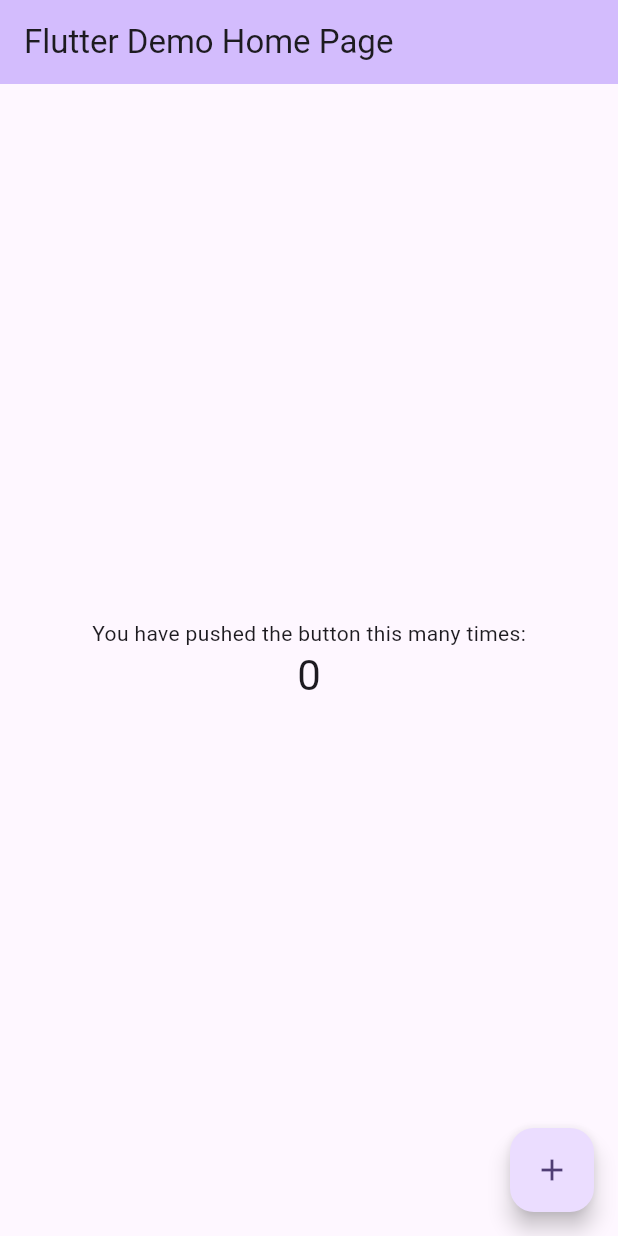
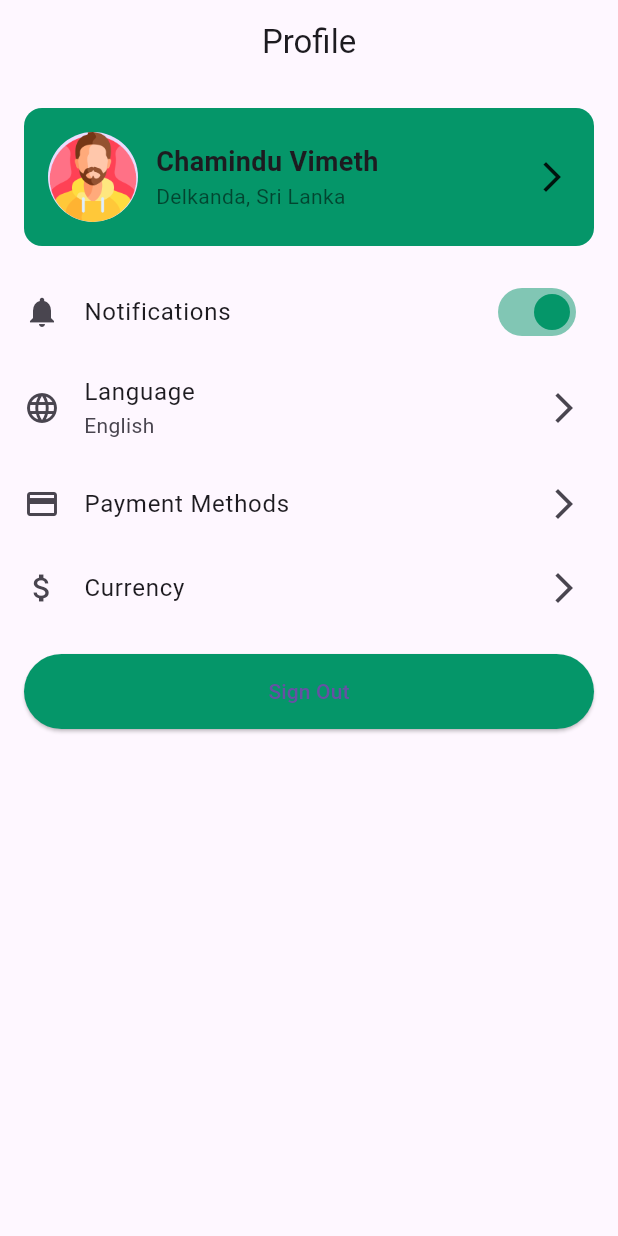
Before and after one commit to EnoshPerera/CeylonSphere, a Flutter app: the screen it shows after launch, on a phone screen of 412 x 824 dp. Run offline on Flutter 3.47's test engine with Material 3 defaults, Android fonts, the phone set to English and light mode, and no system bars; our stand-ins replace image_picker, shared_preferences.

Commit message:
Setup basic structure with screens, routes, and assets folder for User Profile app
- Created `main.dart` with MaterialApp setup for routing.
- Defined routes in `routes.dart` for easy navigation.
- Added `ProfileScreen` and `EditProfileScreen` in `screens/` folder.
- Configured assets folder to manage static files like images.
- Updated `pubspec.yaml` to include shared preferences and asset references.

```diff
--- a/lib/main.dart
+++ b/lib/main.dart
@@ -1,4 +1,5 @@
 import 'package:flutter/material.dart';
+import 'package:user_profile_page/routes.dart'; // Import your routes file
 
 void main() {
   runApp(const MyApp());
@@ -7,116 +8,13 @@ void main() {
 class MyApp extends StatelessWidget {
   const MyApp({super.key});
 
-  // This widget is the root of your application.
   @override
   Widget build(BuildContext context) {
     return MaterialApp(
-      title: 'Flutter Demo',
-      theme: ThemeData(
-        // This is the theme of your application.
-        //
-        // TRY THIS: Try running your application with "flutter run". You'll see
-        // the application has a purple toolbar. Then, without quitting the app,
-        // try changing the seedColor in the colorScheme below to Colors.green
-        // and then invoke "hot reload" (save your changes or press the "hot
-        // reload" button in a Flutter-supported IDE, or press "r" if you used
-        // the command line to start the app).
-        //
-        // Notice that the counter didn't reset back to zero; the application
-        // state is not lost during the reload. To reset the state, use hot
-        // restart instead.
-        //
-        // This works for code too, not just values: Most code changes can be
-        // tested with just a hot reload.
-        colorScheme: ColorScheme.fromSeed(seedColor: Colors.deepPurple),
-      ),
-      home: const MyHomePage(title: 'Flutter Demo Home Page'),
+      title: 'UserProfile',
+      theme: ThemeData.light(),
+      initialRoute: '/profile', // Set the initial route to the profile screen
+      routes: AppRoutes.routes, // Use the defined routes
     );
   }
 }
-
-class MyHomePage extends StatefulWidget {
-  const MyHomePage({super.key, required this.title});
-
-  // This widget is the home page of your application. It is stateful, meaning
-  // that it has a State object (defined below) that contains fields that affect
-  // how it looks.
-
-  // This class is the configuration for the state. It holds the values (in this
-  // case the title) provided by the parent (in this case the App widget) and
-  // used by the build method of the State. Fields in a Widget subclass are
-  // always marked "final".
-
-  final String title;
-
-  @override
-  State<MyHomePage> createState() => _MyHomePageState();
-}
-
-class _MyHomePageState extends State<MyHomePage> {
-  int _counter = 0;
-
-  void _incrementCounter() {
-    setState(() {
-      // This call to setState tells the Flutter framework that something has
-      // changed in this State, which causes it to rerun the build method below
-      // so that the display can reflect the updated values. If we changed
-      // _counter without calling setState(), then the build method would not be
-      // called again, and so nothing would appear to happen.
-      _counter++;
-    });
-  }
-
-  @override
-  Widget build(BuildContext context) {
-    // This method is rerun every time setState is called, for instance as done
-    // by the _incrementCounter method above.
-    //
-    // The Flutter framework has been optimized to make rerunning build methods
-    // fast, so that you can just rebuild anything that needs updating rather
-    // than having to individually change instances of widgets.
-    return Scaffold(
-      appBar: AppBar(
-        // TRY THIS: Try changing the color here to a specific color (to
-        // Colors.amber, perhaps?) and trigger a hot reload to see the AppBar
-        // change color while the other colors stay the same.
-        backgroundColor: Theme.of(context).colorScheme.inversePrimary,
-        // Here we take the value from the MyHomePage object that was created by
-        // the App.build method, and use it to set our appbar title.
-        title: Text(widget.title),
-      ),
-      body: Center(
-        // Center is a layout widget. It takes a single child and positions it
-        // in the middle of the parent.
-        child: Column(
-          // Column is also a layout widget. It takes a list of children and
-          // arranges them vertically. By default, it sizes itself to fit its
-          // children horizontally, and tries to be as tall as its parent.
-          //
-          // Column has various properties to control how it sizes itself and
-          // how it positions its children. Here we use mainAxisAlignment to
-          // center the children vertically; the main axis here is the vertical
-          // axis because Columns are vertical (the cross axis would be
-          // horizontal).
-          //
-          // TRY THIS: Invoke "debug painting" (choose the "Toggle Debug Paint"
-          // action in the IDE, or press "p" in the console), to see the
-          // wireframe for each widget.
-          mainAxisAlignment: MainAxisAlignment.center,
-          children: <Widget>[
-            const Text('You have pushed the button this many times:'),
-            Text(
-              '$_counter',
-              style: Theme.of(context).textTheme.headlineMedium,
-            ),
-          ],
-        ),
-      ),
-      floatingActionButton: FloatingActionButton(
-        onPressed: _incrementCounter,
-        tooltip: 'Increment',
-        child: const Icon(Icons.add),
-      ), // This trailing comma makes auto-formatting nicer for build methods.
-    );
-  }
-}
--- /dev/null
+++ b/lib/routes.dart
@@ -0,0 +1,10 @@
+import 'package:flutter/material.dart';
+import 'screens/profile_screen.dart';
+import 'screens/edit_profile_screen.dart';
+
+class AppRoutes {
+  static Map<String, WidgetBuilder> routes = {
+    '/profile': (context) => ProfileScreen(),
+    '/edit-profile': (context) => EditProfileScreen(),
+  };
+}
--- /dev/null
+++ b/lib/screens/profile_screen.dart
@@ -0,0 +1,189 @@
+import 'package:flutter/material.dart';
+import 'package:shared_preferences/shared_preferences.dart';
+import 'edit_profile_screen.dart'; // Keep this import for navigation to the EditProfileScreen
+
+class ProfileScreen extends StatefulWidget {
+  const ProfileScreen({super.key});
+
+  @override
+  _ProfileScreenState createState() => _ProfileScreenState();
+}
+
+class _ProfileScreenState extends State<ProfileScreen> {
+  String _selectedLanguage = "English"; // Default language
+  bool _isNotificationEnabled = true; // Default notification state
+
+  @override
+  void initState() {
+    super.initState();
+    _loadSelectedLanguage(); // Load the stored language when the screen is initialized
+    _loadNotificationPreference(); // Load notification preference
+  }
+
+  // Load selected language from SharedPreferences
+  Future<void> _loadSelectedLanguage() async {
+    SharedPreferences prefs = await SharedPreferences.getInstance();
+    setState(() {
+      _selectedLanguage = prefs.getString('selected_language') ?? "English";
+    });
+  }
+
+  // Save selected language to SharedPreferences
+  Future<void> _saveSelectedLanguage(String language) async {
+    SharedPreferences prefs = await SharedPreferences.getInstance();
+    await prefs.setString('selected_language', language);
+    setState(() {
+      _selectedLanguage = language; // Update UI
+    });
+  }
+
+  // Load notification preference from SharedPreferences
+  Future<void> _loadNotificationPreference() async {
+    SharedPreferences prefs = await SharedPreferences.getInstance();
+    setState(() {
+      _isNotificationEnabled = prefs.getBool('notifications_enabled') ?? true;
+    });
+  }
+
+  // Save notification preference to SharedPreferences
+  Future<void> _saveNotificationPreference(bool value) async {
+    SharedPreferences prefs = await SharedPreferences.getInstance();
+    await prefs.setBool('notifications_enabled', value);
+    setState(() {
+      _isNotificationEnabled = value; // Update UI
+    });
+  }
+
+  @override
+  Widget build(BuildContext context) {
+    return Scaffold(
+      appBar: AppBar(
+        title: const Text("Profile"),
+        centerTitle: true,
+      ),
+      body: Column(
+        children: [
+          GestureDetector(
+            onTap: () {
+              Navigator.push(
+                context,
+                MaterialPageRoute(builder: (context) => const EditProfileScreen()),
+              );
+            },
+            child: Container(
+              padding: const EdgeInsets.all(16.0),
+              margin: const EdgeInsets.all(16.0),
+              decoration: BoxDecoration(
+                color: const Color(0xFF059669), // Updated to your color code
+                borderRadius: BorderRadius.circular(12.0),
+              ),
+              child: Row(
+                children: [
+                  const CircleAvatar(
+                    radius: 30,
+                    backgroundImage: AssetImage('assets/profile_picture.png'),
+                  ),
+                  const SizedBox(width: 12.0),
+                  Column(
+                    crossAxisAlignment: CrossAxisAlignment.start,
+                    children: const [
+                      Text(
+                        "Chamindu Vimeth",
+                        style: TextStyle(fontSize: 18, fontWeight: FontWeight.bold),
+                      ),
+                      Text(
+                        "Delkanda, Sri Lanka",
+                        style: TextStyle(fontSize: 14, color: Colors.black54),
+                      ),
+                    ],
+                  ),
+                  const Spacer(),
+                  const Icon(Icons.arrow_forward_ios),
+                ],
+              ),
+            ),
+          ),
+          buildNotificationOption(),
+          buildProfileOption("Language", Icons.language, subtitle: _selectedLanguage, onTap: () {
+            showLanguageSelection(context);
+          }),
+          buildProfileOption("Payment Methods", Icons.payment),
+          buildProfileOption("Currency", Icons.attach_money),
+
+          Padding(
+            padding: const EdgeInsets.all(16.0),
+            child: ElevatedButton(
+              style: ElevatedButton.styleFrom(
+                backgroundColor: const Color(0xFF059669),
+                minimumSize: const Size(double.infinity, 50),
+              ),
+              onPressed: () {},
+              child: const Text("Sign Out"),
+            ),
+          ),
+        ],
+      ),
+    );
+  }
+
+  Widget buildNotificationOption() {
+    return ListTile(
+      leading: const Icon(Icons.notifications),
+      title: const Text("Notifications"),
+      trailing: Switch(
+        value: _isNotificationEnabled,
+        onChanged: (bool value) {
+          _saveNotificationPreference(value);
+        },
+        activeColor: const Color(0xFF059669), // Custom color for active state
+      ),
+    );
+  }
+
+  Widget buildProfileOption(String title, IconData icon, {String? subtitle, VoidCallback? onTap}) {
+    return ListTile(
+      leading: Icon(icon),
+      title: Text(title),
+      subtitle: subtitle != null ? Text(subtitle) : null, // Show selected language
+      trailing: const Icon(Icons.arrow_forward_ios),
+      onTap: onTap,
+    );
+  }
+
+  void showLanguageSelection(BuildContext context) {
+    List<String> languages = ["English", "Sinhala", "Tamil"];
+
+    showModalBottomSheet(
+      context: context,
+      builder: (BuildContext context) {
+        return Container(
+          padding: const EdgeInsets.all(16.0),
+          height: 200,
+          child: Column(
+            children: [
+              const Text(
+                "Select Language",
+                style: TextStyle(fontSize: 20, fontWeight: FontWeight.bold),
+              ),
+              const SizedBox(height: 16),
+              Expanded(
+                child: ListView.builder(
+                  itemCount: languages.length,
+                  itemBuilder: (context, index) {
+                    return ListTile(
+                      title: Text(languages[index]),
+                      onTap: () {
+                        _saveSelectedLanguage(languages[index]);
+                        Navigator.pop(context);
+                      },
+                    );
+                  },
+                ),
+              ),
+            ],
+          ),
+        );
+      },
+    );
+  }
+}
```
Also changed, not shown: lib/screens/edit_profile_screen.dart (added, +177 -0 lines), pubspec.yaml (+8 -70 lines), assets/profile_picture.png (added), pubspec.lock, 14 other files.
